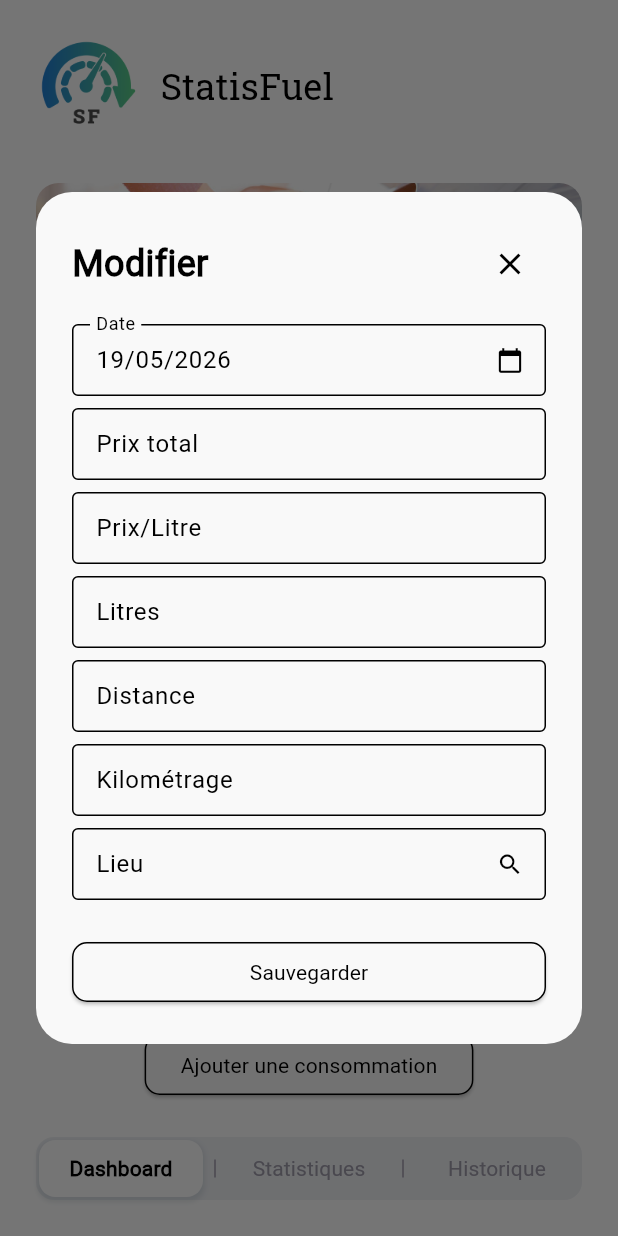
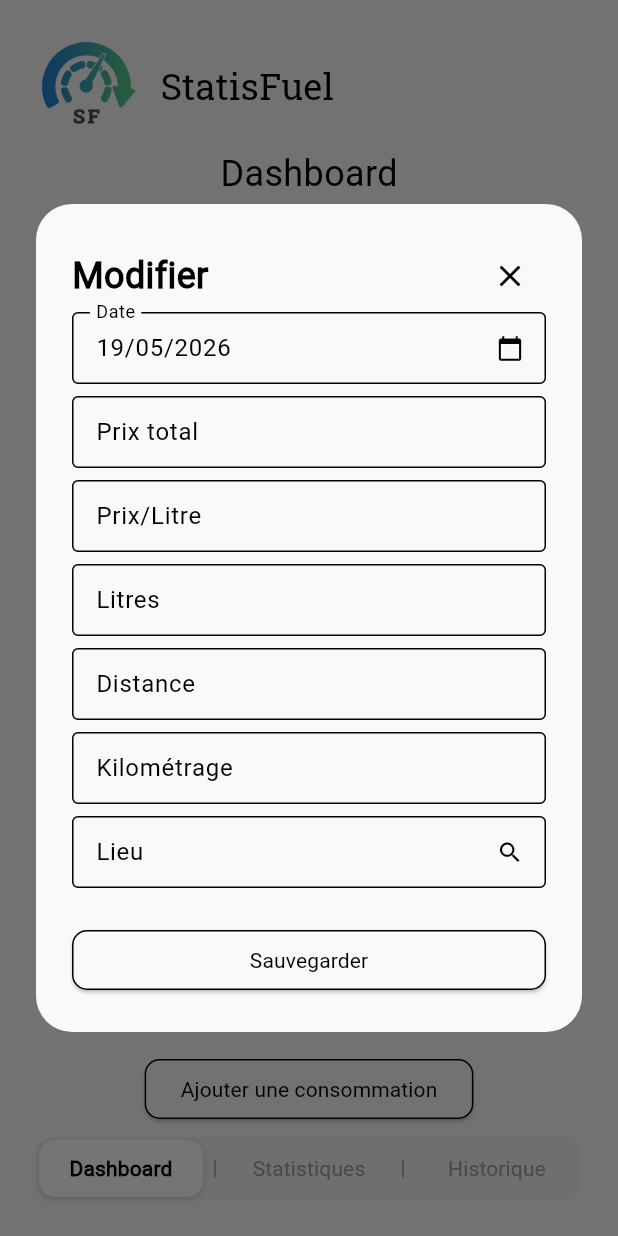
Before and after one commit to Timothee-VIARD/StatisFuel, a Flutter app: the screen it shows after launch, after a tap on "Ajouter une consommation", on a phone screen of 412 x 824 dp. Run offline on Flutter 3.47's test engine with Material 3 defaults, Android fonts, the phone set to English and light mode, and no system bars; our stand-ins replace csv, equatable, file_picker, fl_chart, flutter_bloc, geocoding and 5 more; missing offline and left inert: vph_web_date_picker; accounts and stored records are empty; generated files the repository leaves out were written again; Roboto replaces fonts that are missing (MPLUSRounded1c).

Commit message:
refactor: Nettoyage code + utilisation du theme pour les padding / spacing

```diff
--- a/lib/global/banner/banner.dart
+++ /dev/null
@@ -1,22 +0,0 @@
-import 'package:flutter/cupertino.dart';
-
-class BannerSection extends StatelessWidget {
-  final String imageUrl;
-
-  const BannerSection({super.key, required this.imageUrl});
-
-  @override
-  Widget build(BuildContext context) {
-    return SizedBox(
-      child: ClipRRect(
-        borderRadius: BorderRadius.circular(15),
-        child: Image.asset(
-          imageUrl,
-          width: MediaQuery.of(context).size.width,
-          height: 112,
-          fit: BoxFit.cover,
-        ),
-      ),
-    );
-  }
-}
--- a/lib/global/bottom_navigation_bar/bottom_navigation_bar.dart
+++ b/lib/global/bottom_navigation_bar/bottom_navigation_bar.dart
@@ -23,8 +23,6 @@
   @override
   Widget build(BuildContext context) {
     return Container(
-      padding: const EdgeInsets.only(bottom: 24, left: 24, right: 24, top: 24),
-      child: Container(
       decoration: const BoxDecoration(
         color: AppColors.secondary,
         borderRadius: BorderRadius.all(Radius.circular(12)),
@@ -54,7 +52,6 @@
           },
         ),
       ),
-      ),
     );
   }
 }
--- a/lib/global/header/header.dart
+++ b/lib/global/header/header.dart
@@ -1,26 +1,24 @@
 import 'package:flutter/material.dart';
+import 'package:statisfuel/style/app_config.dart';
 
 class HeaderSection extends StatelessWidget {
   const HeaderSection({super.key});
 
   @override
   Widget build(BuildContext context) {
-    return const Padding(
-      padding: EdgeInsets.symmetric(horizontal: 24),
-      child: Row(
+    return const Row(
+      spacing: AppConfig.spacing * 2,
       children: [
         CircleAvatar(
           radius: 33.5,
           backgroundColor: Colors.transparent,
           backgroundImage: AssetImage('assets/images/logo.png'),
         ),
-          SizedBox(width: 16),
         Text(
           'StatisFuel',
           style: TextStyle(fontSize: 24, fontFamily: 'Roboto Slab'),
         ),
       ],
-      ),
     );
   }
 }
--- a/lib/pages/dashboard/dashboard_page.dart
+++ b/lib/pages/dashboard/dashboard_page.dart
@@ -5,8 +5,7 @@
 import 'package:statisfuel/pages/dashboard/dialogs/new_consumption_dialog.dart';
 import 'package:statisfuel/pages/dashboard/state/cubit.dart';
 import 'package:statisfuel/repositories/consumption/implementation.dart';
-
-import '../../global/banner/banner.dart';
+import 'package:statisfuel/style/app_config.dart';
 
 class DashboardPage extends StatelessWidget {
   const DashboardPage({super.key});
@@ -31,21 +30,17 @@
 
   @override
   Widget build(BuildContext context) {
-    return Container(
-      padding: const EdgeInsets.symmetric(horizontal: 24),
+    return Padding(
+      padding: const EdgeInsets.symmetric(horizontal: AppConfig.padding * 3),
       child: Column(
+        spacing: AppConfig.spacing,
         children: [
-          const BannerSection(imageUrl: 'assets/images/plein.png'),
-          const SizedBox(height: 31),
           Center(
             child: Text(
               t.dashboard.title,
               style:
                   const TextStyle(fontSize: 24, fontFamily: 'MPLUSRounded1c'),
             ),
-          ),
-          const SizedBox(
-            height: 8,
           ),
           const Spacer(),
           ElevatedButton(
--- a/lib/pages/dashboard/dialogs/consumption_form/consumption_form.dart
+++ b/lib/pages/dashboard/dialogs/consumption_form/consumption_form.dart
@@ -77,7 +77,6 @@
             mainAxisSize: MainAxisSize.min,
             spacing: AppConfig.padding,
             children: [
-              const SizedBox(height: 8),
               Selector<DateTime?>(
                 selector: (state) => state.consumption.date,
                 builder: (context, date) => TextFormField(
--- a/lib/pages/dashboard/dialogs/new_consumption_dialog.dart
+++ b/lib/pages/dashboard/dialogs/new_consumption_dialog.dart
@@ -3,6 +3,7 @@
 import 'package:statisfuel/i18n/strings.g.dart';
 import 'package:statisfuel/pages/dashboard/dialogs/consumption_form/consumption_form.dart';
 import 'package:statisfuel/pages/dashboard/state/cubit.dart';
+import 'package:statisfuel/style/app_config.dart';
 
 void buildItemCreation(BuildContext context) {
   showDialog(
@@ -12,7 +13,7 @@
         child: SizedBox(
           width: double.infinity,
           child: Padding(
-            padding: const EdgeInsets.all(24.0),
+            padding: const EdgeInsets.all(AppConfig.padding * 3),
             child: Dialog(
               insetPadding: EdgeInsets.zero,
               surfaceTintColor: Colors.transparent,
@@ -21,7 +22,7 @@
                 borderRadius: BorderRadius.circular(24.0),
               ),
               child: Padding(
-                padding: const EdgeInsets.all(24),
+                padding: const EdgeInsets.all(AppConfig.padding * 3),
                 child: SingleChildScrollView(
                   child: Column(
                     mainAxisSize: MainAxisSize.min,
--- a/lib/pages/history/history_page.dart
+++ b/lib/pages/history/history_page.dart
@@ -5,6 +5,7 @@
 import 'package:statisfuel/i18n/strings.g.dart';
 import 'package:statisfuel/pages/history/card.dart';
 import 'package:statisfuel/repositories/consumption/implementation.dart';
+import 'package:statisfuel/style/app_config.dart';
 
 import 'state/cubit.dart';
 import 'state/state.dart';
@@ -35,13 +36,11 @@
     final ScrollController scrollController = ScrollController();
 
     return Padding(
-      padding: const EdgeInsets.symmetric(horizontal: 16),
+      padding: const EdgeInsets.symmetric(horizontal: AppConfig.padding * 3),
       child: Column(
-        spacing: 16,
+        spacing: AppConfig.spacing,
         children: [
-          Padding(
-            padding: const EdgeInsets.symmetric(horizontal: 8),
-            child: Row(
+          Row(
             mainAxisAlignment: MainAxisAlignment.spaceBetween,
             children: [
               const Text(
@@ -107,8 +106,7 @@
                                   },
                                   child: Text(
                                     t.global.delete,
-                                      style:
-                                          const TextStyle(color: Colors.white),
+                                    style: const TextStyle(color: Colors.white),
                                   ),
                                 ),
                               ],
@@ -122,7 +120,6 @@
                 ),
               ),
             ],
-            ),
           ),
           Expanded(
             child: BlocConsumer<HistoryCubit, HistoryState>(
@@ -147,13 +144,13 @@
                   return Center(
                     child: Column(
                       mainAxisAlignment: MainAxisAlignment.center,
+                      spacing: AppConfig.spacing * 2,
                       children: [
                         Icon(
                           Icons.local_gas_station,
                           size: 64,
                           color: Colors.grey[400],
                         ),
-                        const SizedBox(height: 16),
                         Text(
                           t.consumption.noData,
                           style:
@@ -180,15 +177,13 @@
                           physics: const AlwaysScrollableScrollPhysics(),
                           controller: scrollController,
                           separatorBuilder: (context, index) =>
-                              const SizedBox(height: 16),
+                              const SizedBox(height: AppConfig.spacing * 2),
                           itemCount: state.consumptions.length,
                           itemBuilder: (context, index) {
                             final consumption = state.consumptions[index];
                             return Padding(
-                              padding: const EdgeInsets.only(
-                                right: 8,
-                                left: 8,
-                                bottom: 4,
+                              padding: const EdgeInsets.symmetric(
+                                horizontal: AppConfig.padding,
                               ),
                               child: ConsumptionCard(
                                 consumption: consumption,
--- a/lib/pages/main_page.dart
+++ b/lib/pages/main_page.dart
@@ -1,5 +1,6 @@
 import 'package:flutter/material.dart';
 import 'package:statisfuel/pages/history/history_page.dart';
+import 'package:statisfuel/style/app_config.dart';
 
 import '../global/bottom_navigation_bar/bottom_navigation_bar.dart';
 import '../global/header/header.dart';
@@ -65,16 +66,18 @@
 
     return Scaffold(
       resizeToAvoidBottomInset: false,
-      backgroundColor: AppColors.surface,
-      body: Container(
-        padding: EdgeInsets.only(top: MediaQuery.of(context).padding.top + 24),
-        height: MediaQuery.of(context).size.height -
-            MediaQuery.of(context).viewInsets.bottom -
-            24,
+      body: Padding(
+        padding: EdgeInsets.only(
+          top: MediaQuery.of(context).padding.top + AppConfig.padding * 3,
+          bottom: AppConfig.padding * 3,
+        ),
         child: Column(
+          spacing: AppConfig.spacing,
           children: [
-            const HeaderSection(),
-            const SizedBox(height: 31),
+            const Padding(
+              padding: EdgeInsets.symmetric(horizontal: AppConfig.padding * 3),
+              child: HeaderSection(),
+            ),
             Expanded(
               child: PageView(
                 controller: _pageController,
@@ -88,12 +91,16 @@
                 ],
               ),
             ),
+            Padding(
+              padding:
+                  const EdgeInsets.symmetric(horizontal: AppConfig.padding * 3),
+              child: CustomNavigationBar(
+                onIndexChanged: _onIndexChanged,
+                selectedIndex: _selectedIndex,
+              ),
+            ),
           ],
         ),
-      ),
-      bottomNavigationBar: CustomNavigationBar(
-        onIndexChanged: _onIndexChanged,
-        selectedIndex: _selectedIndex,
       ),
     );
   }
--- a/lib/pages/statistics/charts/daily_consumption.dart
+++ b/lib/pages/statistics/charts/daily_consumption.dart
@@ -3,6 +3,7 @@
 import 'package:fl_chart/fl_chart.dart';
 import 'package:flutter/material.dart';
 import 'package:statisfuel/i18n/strings.g.dart';
+import 'package:statisfuel/style/app_config.dart';
 
 class DailyConsumptionChart extends StatefulWidget {
   final String title;
@@ -95,6 +96,7 @@
 
     return Column(
       crossAxisAlignment: CrossAxisAlignment.start,
+      spacing: AppConfig.spacing,
       children: [
         Row(
           mainAxisAlignment: MainAxisAlignment.spaceBetween,
@@ -173,9 +175,6 @@
               ),
             ),
           ],
-        ),
-        const SizedBox(
-          height: 8,
         ),
         AspectRatio(
           aspectRatio: 2,
--- a/lib/pages/statistics/statistics_page.dart
+++ b/lib/pages/statistics/statistics_page.dart
@@ -5,8 +5,7 @@
 import 'package:statisfuel/pages/statistics/state/cubit.dart';
 import 'package:statisfuel/pages/statistics/state/state.dart';
 import 'package:statisfuel/repositories/consumption/implementation.dart';
-
-import '../../global/banner/banner.dart';
+import 'package:statisfuel/style/app_config.dart';
 
 class StatisticsPage extends StatelessWidget {
   const StatisticsPage({super.key});
@@ -16,13 +15,10 @@
     return BlocProvider(
       create: (BuildContext context) => StatisticsCubit(consumptionRepository: GetIt.I<ConsumptionRepository>())..loadConsumptions(),
       child: Container(
-        padding: const EdgeInsets.symmetric(horizontal: 24),
+        padding: const EdgeInsets.symmetric(horizontal: AppConfig.padding * 3),
         child: Column(
+          spacing: AppConfig.spacing,
           children: [
-            const BannerSection(imageUrl: 'assets/images/statistiques.png'),
-            const SizedBox(
-              height: 31,
-            ),
             const Center(
               child: Text(
                 'Statistiques',
@@ -32,9 +28,6 @@
                   fontFamily: 'MPLUSRounded1c',
                 ),
               ),
-            ),
-            const SizedBox(
-              height: 31,
             ),
             BlocBuilder<StatisticsCubit, StatisticsState>(
               builder: (BuildContext context, StatisticsState state) {
--- a/lib/style/app_config.dart
+++ b/lib/style/app_config.dart
@@ -1,3 +1,4 @@
 class AppConfig {
   static const double padding = 8;
+  static const double spacing = 8;
 }
--- a/pubspec.yaml
+++ b/pubspec.yaml
@@ -84,9 +84,6 @@
   # To add assets to your application, add an assets section, like this:
   assets:
     - assets/images/logo.png
-    - assets/images/plein.png
-    - assets/images/historique.png
-    - assets/images/statistiques.png
 
   # An image asset can refer to one or more resolution-specific "variants", see
   # https://flutter.dev/to/resolution-aware-images
```
Also changed, not shown: lib/pages/history/card.dart (+15 -20 lines), lib/repositories/consumption/implementation.dart (+54 -0 lines), lib/repositories/consumption/interface.dart (+18 -0 lines), assets/images/historique.png (deleted), assets/images/plein.png (deleted), assets/images/statistiques.png (deleted). Lines whose indentation alone changed are shown as unchanged.
